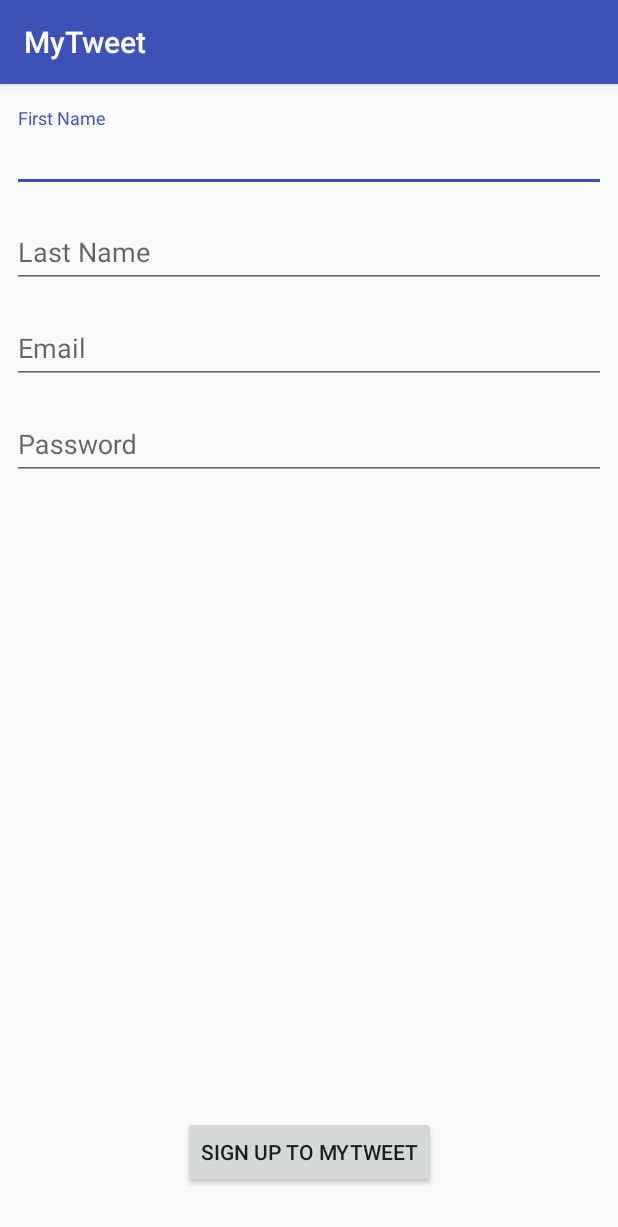
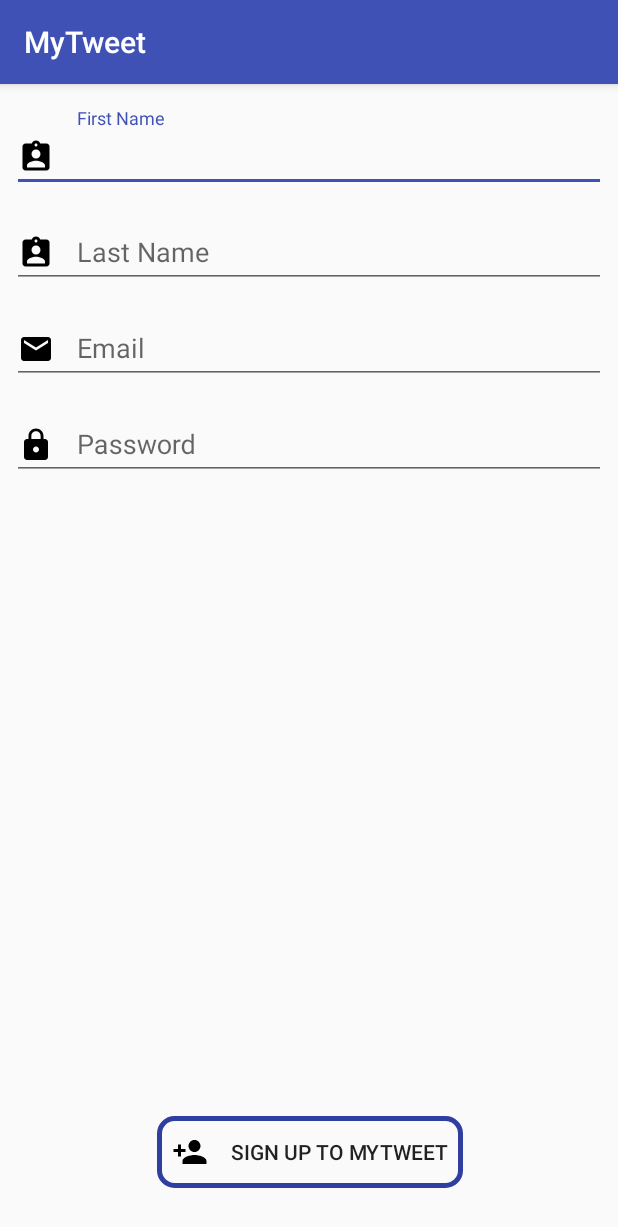
Before and after one commit to KevFan/myTweet-android, an Android app: the SignUp screen opened directly, with no data from a screen before it, on a phone screen of 412 x 824 dp. Shown: the top 1227 px of the screen. Run offline under Robolectric (Android 15) with nearby library versions, the phone set to English and light mode, and no system bars.

Commit message:
Change to use android stock vector assets + add icons to edit text fields and button in signup layout

```diff
--- /dev/null
+++ b/app/src/main/res/drawable/ic_account_circle_black_24dp.xml
@@ -0,0 +1,9 @@
+<vector xmlns:android="http://schemas.android.com/apk/res/android"
+        android:width="24dp"
+        android:height="24dp"
+        android:viewportWidth="24.0"
+        android:viewportHeight="24.0">
+    <path
+        android:fillColor="#FF000000"
+        android:pathData="M12,2C6.48,2 2,6.48 2,12s4.48,10 10,10 10,-4.48 10,-10S17.52,2 12,2zM12,5c1.66,0 3,1.34 3,3s-1.34,3 -3,3 -3,-1.34 -3,-3 1.34,-3 3,-3zM12,19.2c-2.5,0 -4.71,-1.28 -6,-3.22 0.03,-1.99 4,-3.08 6,-3.08 1.99,0 5.97,1.09 6,3.08 -1.29,1.94 -3.5,3.22 -6,3.22z"/>
+</vector>
--- /dev/null
+++ b/app/src/main/res/drawable/ic_assignment_ind_black_24dp.xml
@@ -0,0 +1,9 @@
+<vector xmlns:android="http://schemas.android.com/apk/res/android"
+        android:width="24dp"
+        android:height="24dp"
+        android:viewportWidth="24.0"
+        android:viewportHeight="24.0">
+    <path
+        android:fillColor="#FF000000"
+        android:pathData="M19,3h-4.18C14.4,1.84 13.3,1 12,1c-1.3,0 -2.4,0.84 -2.82,2L5,3c-1.1,0 -2,0.9 -2,2v14c0,1.1 0.9,2 2,2h14c1.1,0 2,-0.9 2,-2L21,5c0,-1.1 -0.9,-2 -2,-2zM12,3c0.55,0 1,0.45 1,1s-0.45,1 -1,1 -1,-0.45 -1,-1 0.45,-1 1,-1zM12,7c1.66,0 3,1.34 3,3s-1.34,3 -3,3 -3,-1.34 -3,-3 1.34,-3 3,-3zM18,19L6,19v-1.4c0,-2 4,-3.1 6,-3.1s6,1.1 6,3.1L18,19z"/>
+</vector>
--- /dev/null
+++ b/app/src/main/res/drawable/ic_email_black_24dp.xml
@@ -0,0 +1,9 @@
+<vector xmlns:android="http://schemas.android.com/apk/res/android"
+        android:width="24dp"
+        android:height="24dp"
+        android:viewportWidth="24.0"
+        android:viewportHeight="24.0">
+    <path
+        android:fillColor="#FF000000"
+        android:pathData="M20,4L4,4c-1.1,0 -1.99,0.9 -1.99,2L2,18c0,1.1 0.9,2 2,2h16c1.1,0 2,-0.9 2,-2L22,6c0,-1.1 -0.9,-2 -2,-2zM20,8l-8,5 -8,-5L4,6l8,5 8,-5v2z"/>
+</vector>
--- /dev/null
+++ b/app/src/main/res/drawable/ic_lock_black_24dp.xml
@@ -0,0 +1,9 @@
+<vector xmlns:android="http://schemas.android.com/apk/res/android"
+        android:width="24dp"
+        android:height="24dp"
+        android:viewportWidth="24.0"
+        android:viewportHeight="24.0">
+    <path
+        android:fillColor="#FF000000"
+        android:pathData="M18,8h-1L17,6c0,-2.76 -2.24,-5 -5,-5S7,3.24 7,6v2L6,8c-1.1,0 -2,0.9 -2,2v10c0,1.1 0.9,2 2,2h12c1.1,0 2,-0.9 2,-2L20,10c0,-1.1 -0.9,-2 -2,-2zM12,17c-1.1,0 -2,-0.9 -2,-2s0.9,-2 2,-2 2,0.9 2,2 -0.9,2 -2,2zM15.1,8L8.9,8L8.9,6c0,-1.71 1.39,-3.1 3.1,-3.1 1.71,0 3.1,1.39 3.1,3.1v2z"/>
+</vector>
--- /dev/null
+++ b/app/src/main/res/drawable/ic_person_add_black_24dp.xml
@@ -0,0 +1,9 @@
+<vector xmlns:android="http://schemas.android.com/apk/res/android"
+        android:width="24dp"
+        android:height="24dp"
+        android:viewportWidth="24.0"
+        android:viewportHeight="24.0">
+    <path
+        android:fillColor="#FF000000"
+        android:pathData="M15,12c2.21,0 4,-1.79 4,-4s-1.79,-4 -4,-4 -4,1.79 -4,4 1.79,4 4,4zM6,10L6,7L4,7v3L1,10v2h3v3h2v-3h3v-2L6,10zM15,14c-2.67,0 -8,1.34 -8,4v2h16v-2c0,-2.66 -5.33,-4 -8,-4z"/>
+</vector>
--- a/app/src/main/res/layout/activity_signup.xml
+++ b/app/src/main/res/layout/activity_signup.xml
@@ -24,7 +24,9 @@
             android:layout_width="match_parent"
             android:layout_height="wrap_content"
             android:hint="@string/firstName"
-            android:inputType="textPersonName"/>
+            android:inputType="textPersonName"
+            android:drawableStart="@drawable/ic_assignment_ind_black_24dp"
+            android:drawablePadding="15dp"/>
     </android.support.design.widget.TextInputLayout>
 
     <android.support.design.widget.TextInputLayout
@@ -46,7 +48,9 @@
             android:layout_width="match_parent"
             android:layout_height="wrap_content"
             android:hint="@string/lastName"
-            android:inputType="textPersonName"/>
+            android:inputType="textPersonName"
+            android:drawableStart="@drawable/ic_assignment_ind_black_24dp"
+            android:drawablePadding="15dp"/>
     </android.support.design.widget.TextInputLayout>
 
     <android.support.design.widget.TextInputLayout
@@ -68,7 +72,9 @@
             android:layout_width="match_parent"
             android:layout_height="wrap_content"
             android:hint="@string/email"
-            android:inputType="textEmailAddress"/>
+            android:inputType="textEmailAddress"
+            android:drawableStart="@drawable/ic_email_black_24dp"
+            android:drawablePadding="15dp"/>
     </android.support.design.widget.TextInputLayout>
 
     <android.support.design.widget.TextInputLayout
@@ -90,7 +96,9 @@
             android:layout_width="match_parent"
             android:layout_height="wrap_content"
             android:hint="@string/password"
-            android:inputType="textPassword"/>
+            android:inputType="textPassword"
+            android:drawableStart="@drawable/ic_lock_black_24dp"
+            android:drawablePadding="15dp"/>
     </android.support.design.widget.TextInputLayout>
 
     <Button
@@ -106,5 +114,9 @@
         app:layout_constraintBottom_toBottomOf="parent"
         app:layout_constraintHorizontal_bias="0.502"
         app:layout_constraintLeft_toLeftOf="parent"
-        app:layout_constraintRight_toRightOf="parent"/>
+        app:layout_constraintRight_toRightOf="parent"
+        android:background="@drawable/border_button"
+        android:drawableStart="@drawable/ic_person_add_black_24dp"
+        android:drawablePadding="15dp"
+        android:padding="10dp"/>
 </android.support.constraint.ConstraintLayout>
--- a/app/src/main/res/layout/activity_welcome.xml
+++ b/app/src/main/res/layout/activity_welcome.xml
@@ -19,7 +19,7 @@
         app:layout_constraintLeft_toLeftOf="parent"
         app:layout_constraintRight_toRightOf="parent"
         android:background="@drawable/border_button"
-        android:drawableStart="@drawable/ic_action_login"
+        android:drawableStart="@drawable/ic_account_circle_black_24dp"
         android:padding="10dp"
         android:drawablePadding="15dp"/>
 
@@ -31,7 +31,7 @@
         android:text= "@string/signup"
         android:background="@drawable/border_button"
         android:drawablePadding="15dp"
-        android:drawableStart="@drawable/ic_action_signup"
+        android:drawableStart="@drawable/ic_person_add_black_24dp"
         app:layout_constraintBottom_toBottomOf="parent"
         android:layout_marginBottom="32dp"
         android:layout_marginRight="8dp"
```
Also changed, not shown: app/src/main/res/drawable-hdpi/ic_action_login.png (deleted), app/src/main/res/drawable-hdpi/ic_action_signup.png (deleted), app/src/main/res/drawable-mdpi/ic_action_login.png (deleted), app/src/main/res/drawable-mdpi/ic_action_signup.png (deleted), app/src/main/res/drawable-xhdpi/ic_action_login.png (deleted), app/src/main/res/drawable-xhdpi/ic_action_signup.png (deleted), app/src/main/res/drawable-xxhdpi/ic_action_login.png (deleted), app/src/main/res/drawable-xxhdpi/ic_action_signup.png (deleted).
